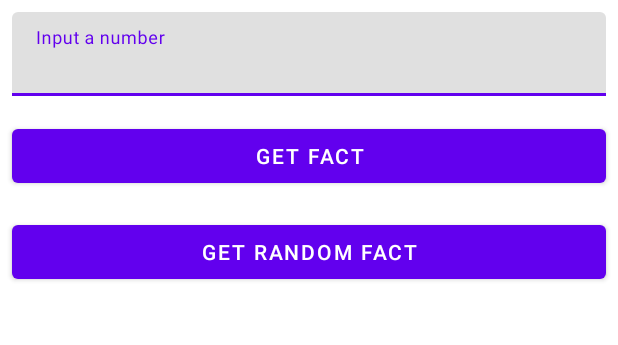
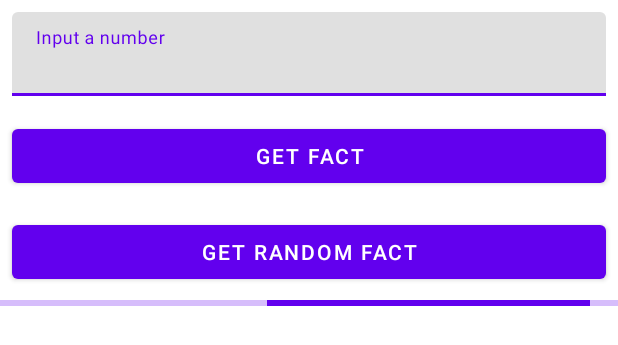
Before and after one commit to AndrewAfony/FactsAboutNumbers, an Android app: the layout fragment_numbers.xml on its own in the app's theme, with its tools: preview values and no code run, on a phone screen of 412 x 824 dp. Shown: the top 345 px of the screen. Run offline under Robolectric (Android 15) with nearby library versions, the phone set to English and light mode, and no system bars.

```diff
--- a/app/src/main/java/andrewafony/factsaboutnumbers/com/numbers/domain/DomainException.kt
+++ b/app/src/main/java/andrewafony/factsaboutnumbers/com/numbers/domain/DomainException.kt
@@ -2,6 +2,6 @@ package andrewafony.factsaboutnumbers.com.numbers.domain
 
 abstract class DomainException : IllegalStateException()
 
-class NoConnectionException(): DomainException()
+class NoConnectionException: DomainException()
 
-class ServiceUnavailableException(): DomainException()
+class ServiceUnavailableException: DomainException()
--- a/app/src/main/java/andrewafony/factsaboutnumbers/com/numbers/domain/NumbersInteractor.kt
+++ b/app/src/main/java/andrewafony/factsaboutnumbers/com/numbers/domain/NumbersInteractor.kt
@@ -41,6 +41,5 @@ interface HandleRequest {
         } catch (exception: Exception) {
             NumbersResult.Failure(handleError.handle(exception))
         }
-
     }
 }
--- a/app/src/main/java/andrewafony/factsaboutnumbers/com/numbers/presentation/NumbersViewModel.kt
+++ b/app/src/main/java/andrewafony/factsaboutnumbers/com/numbers/presentation/NumbersViewModel.kt
@@ -56,8 +56,6 @@ interface NumbersViewModel: ObserveNumbers, FetchNumbers, ClearError, Init{
     }
 }
 
-
-
 interface HandleNumbersRequest {
 
     fun handle(
@@ -90,5 +88,6 @@ interface FetchNumbers {
 }
 
 interface ClearError {
+
     fun clearError()
 }
--- a/app/src/main/res/layout/fragment_numbers.xml
+++ b/app/src/main/res/layout/fragment_numbers.xml
@@ -5,13 +5,6 @@
     android:orientation="vertical"
     android:layout_width="match_parent"
     android:layout_height="match_parent">
-
-    <ProgressBar
-        android:id="@+id/progressBar"
-        android:layout_width="match_parent"
-        android:layout_height="match_parent"
-        tools:visibility="gone"
-        android:visibility="visible" />
 
     <com.google.android.material.textfield.TextInputLayout
         android:id="@+id/inputLayout"
@@ -41,6 +34,12 @@
         android:layout_margin="@dimen/margin_small"
         android:text="@string/get_random_fact" />
 
+    <com.google.android.material.progressindicator.LinearProgressIndicator
+        android:id="@+id/progressBar"
+        android:indeterminate="true"
+        android:layout_width="match_parent"
+        android:layout_height="wrap_content"/>
+
     <androidx.recyclerview.widget.RecyclerView
         android:id="@+id/rv_history"
         android:layout_width="match_parent"
```
Also changed, not shown: app/src/main/java/andrewafony/factsaboutnumbers/com/numbers/presentation/NumbersAdapter.kt (+7 -3 lines), app/src/main/java/andrewafony/factsaboutnumbers/com/numbers/presentation/NumbersFragment.kt (+11 -24 lines), 3 other files.
